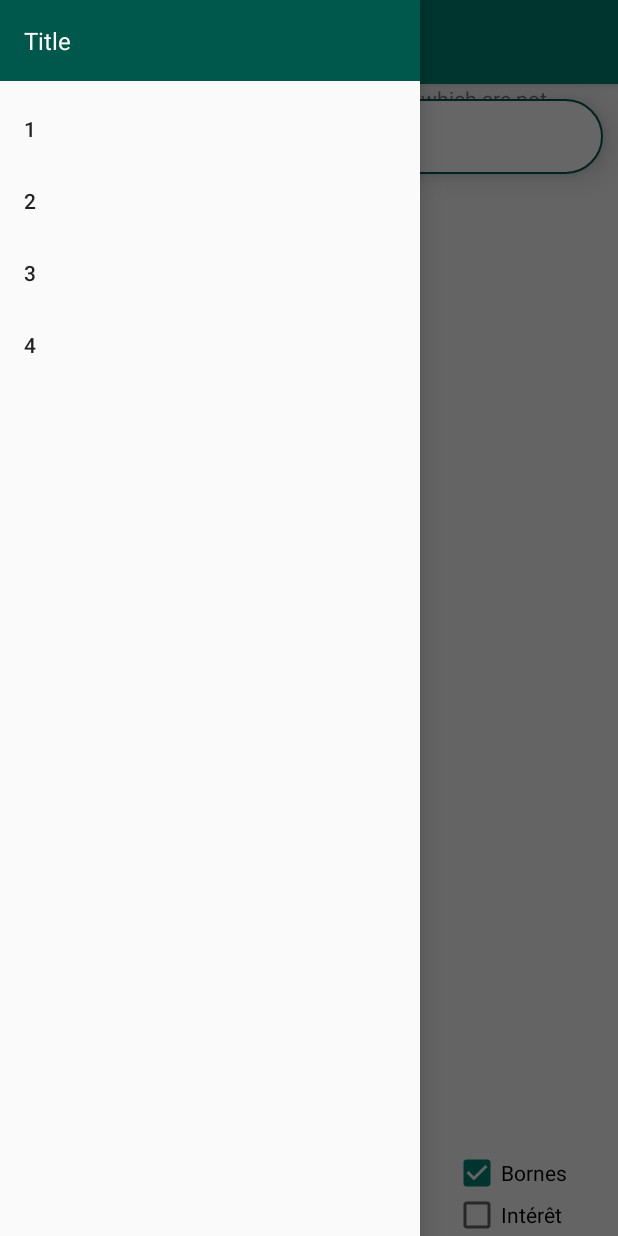
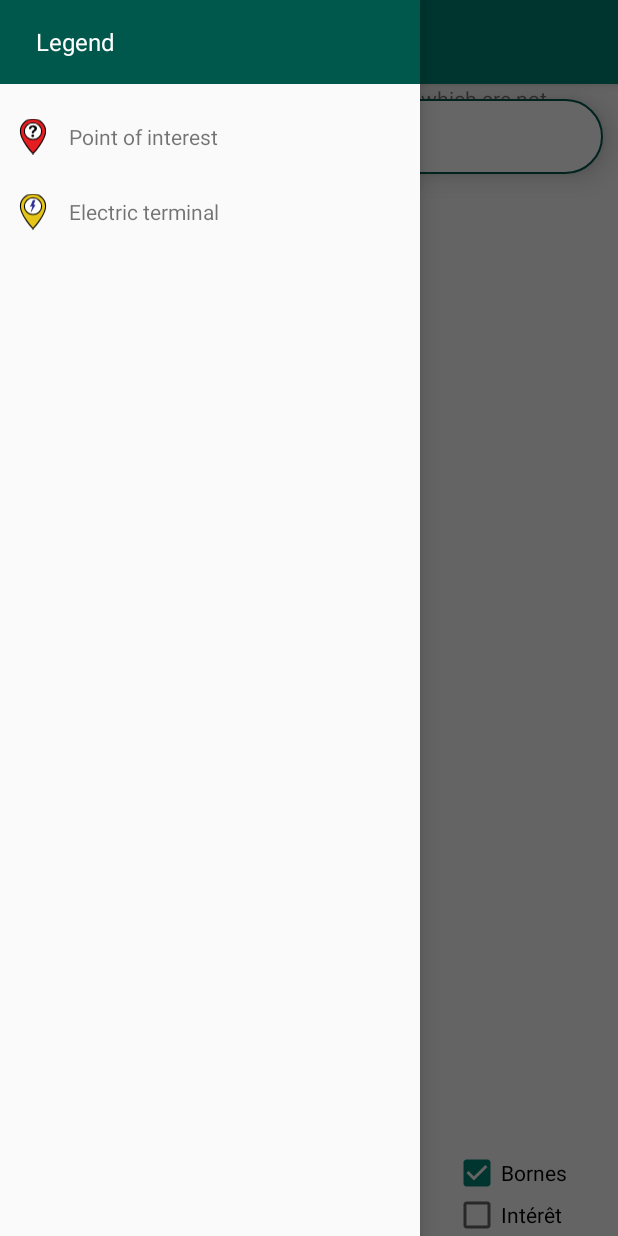
Before and after one commit to Nicolas-Bisson/mobile1-tp3, an Android app: the screen it shows after launch (MapsActivity), with the side drawer open, on a phone screen of 412 x 824 dp. Run offline under Robolectric (Android 15) with nearby library versions, the phone set to English and light mode, and no system bars; libraries missing offline, so code that uses them is left out: com.google.maps.android; 5 statements that could not run were skipped.

Commit message:
Merge branch 'Felix'
# Conflicts:
#	app/src/main/res/layout/activity_maps.xml

```diff
--- a/app/src/main/java/com/example/hack/MapsActivity.java
+++ b/app/src/main/java/com/example/hack/MapsActivity.java
@@ -69,18 +69,6 @@ public class MapsActivity extends AppCompatActivity implements OnMapReadyCallbac
         progressBar.setVisibility(View.VISIBLE);
 
         drawerLayout = findViewById(R.id.drawer_layout);
-
-        NavigationView navigationView = findViewById(R.id.navigation_view);
-        navigationView.setNavigationItemSelectedListener(
-                new NavigationView.OnNavigationItemSelectedListener() {
-                    @Override
-                    public boolean onNavigationItemSelected(MenuItem menuItem) {
-                        menuItem.setChecked(true);
-
-                        return true;
-                    }
-                }
-        );
 
         Toolbar toolbar = findViewById(R.id.app_bar);
         setSupportActionBar(toolbar);
--- a/app/src/main/res/drawable/ic_menu.xml
+++ b/app/src/main/res/drawable/ic_menu.xml
@@ -4,6 +4,6 @@
     android:viewportWidth="24"
     android:viewportHeight="24">
   <path
-      android:fillColor="#FF000000"
+      android:fillColor="#FFFFFFFF"
       android:pathData="M4,18h16c0.55,0 1,-0.45 1,-1s-0.45,-1 -1,-1L4,16c-0.55,0 -1,0.45 -1,1s0.45,1 1,1zM4,13h16c0.55,0 1,-0.45 1,-1s-0.45,-1 -1,-1L4,11c-0.55,0 -1,0.45 -1,1s0.45,1 1,1zM3,7c0,0.55 0.45,1 1,1h16c0.55,0 1,-0.45 1,-1s-0.45,-1 -1,-1L4,6c-0.55,0 -1,0.45 -1,1z"/>
 </vector>
--- a/app/src/main/res/layout/activity_maps.xml
+++ b/app/src/main/res/layout/activity_maps.xml
@@ -24,7 +24,8 @@
                 android:layout_height="?actionBarSize"
                 android:background="@color/colorPrimary"
                 app:navigationIcon="@drawable/ic_menu"
-                app:title="@string/app_name" />
+                app:title="@string/app_name"
+                app:titleTextColor="#ffffff"/>
         </com.google.android.material.appbar.AppBarLayout>
 
         <RelativeLayout
@@ -115,9 +116,51 @@
         android:layout_width="wrap_content"
         android:layout_height="match_parent"
         android:layout_gravity="start"
-        app:menu="@menu/navigation_menu"
         app:headerLayout="@layout/navigation_header"
-        app:elevation="4dp"/>
+        app:elevation="4dp">
+
+        <RelativeLayout
+            android:layout_width="match_parent"
+            android:layout_height="100dp"
+            android:layout_marginLeft="10dp"
+            android:layout_marginTop="66dp"
+            android:layout_marginRight="10dp"
+            android:elevation="10dp">
+            <RelativeLayout
+                android:layout_width="match_parent"
+                android:layout_height="50dp">
+                <ImageView
+                    android:layout_width="wrap_content"
+                    android:layout_height="match_parent"
+                    android:src="@drawable/ic_interest_legend"
+                    android:paddingVertical="5dp"/>
+                <TextView
+                    android:layout_width="match_parent"
+                    android:layout_height="50dp"
+                    android:text="@string/interest"
+                    android:layout_marginHorizontal="36dp"
+                    android:gravity="fill_vertical"/>
+            </RelativeLayout>
+
+            <RelativeLayout
+                android:layout_width="match_parent"
+                android:layout_height="50dp"
+                android:layout_marginTop="50dp">
+                <ImageView
+                    android:layout_width="wrap_content"
+                    android:layout_height="match_parent"
+                    android:src="@drawable/ic_terminal_legend"
+                    android:paddingVertical="5dp"/>
+                <TextView
+                    android:layout_width="match_parent"
+                    android:layout_height="50dp"
+                    android:text="@string/terminal"
+                    android:layout_marginHorizontal="36dp"
+                    android:gravity="fill_vertical"/>
+            </RelativeLayout>
+
+        </RelativeLayout>
+    </com.google.android.material.navigation.NavigationView>
 
 
 </androidx.drawerlayout.widget.DrawerLayout>
--- a/app/src/main/res/layout/navigation_header.xml
+++ b/app/src/main/res/layout/navigation_header.xml
@@ -2,17 +2,18 @@
 <LinearLayout xmlns:android="http://schemas.android.com/apk/res/android"
     android:orientation="vertical"
     android:layout_width="match_parent"
-    android:layout_height="wrap_content"
-    android:padding="16dp"
+    android:layout_height="56dp"
     android:theme="@style/ThemeOverlay.AppCompat"
     android:background="@color/colorPrimaryDark"
-    android:gravity="bottom">
+    android:gravity="center">
 
     <androidx.appcompat.widget.AppCompatTextView
         style="@style/Base.TextAppearance.AppCompat.Widget.ActionBar.Subtitle"
-        android:text="Title"
+        android:text="@string/nav_header"
         android:id="@+id/nav_header_title"
         android:layout_width="match_parent"
-        android:layout_height="wrap_content"
-        android:textColor="#fff"/>
+        android:layout_height="match_parent"
+        android:textColor="#fff"
+        android:gravity="fill_vertical"
+        android:paddingHorizontal="24dp"/>
 </LinearLayout>
--- a/app/src/main/res/menu/navigation_menu.xml
+++ /dev/null
@@ -1,17 +0,0 @@
-<?xml version="1.0" encoding="utf-8"?>
-<menu xmlns:android="http://schemas.android.com/apk/res/android" >
-    <group android:checkableBehavior="single">
-        <item
-            android:id="@+id/nav_camera"
-            android:title="1" />
-        <item
-            android:id="@+id/nav_gallery"
-            android:title="2" />
-        <item
-            android:id="@+id/nav_slideshow"
-            android:title="3" />
-        <item
-            android:id="@+id/nav_manage"
-            android:title="4" />
-    </group>
-</menu>
--- a/app/src/main/res/values/strings.xml
+++ b/app/src/main/res/values/strings.xml
@@ -2,4 +2,7 @@
 <string name="app_name">Hack</string>
 <string name="title_activity_maps">Map</string>
 <string name="switch_text">Switch</string>
+    <string name="nav_header">Legend</string>
+    <string name="terminal">Electric terminal</string>
+    <string name="interest">Point of interest</string>
 </resources>
```
Also changed, not shown: 1 other file.
